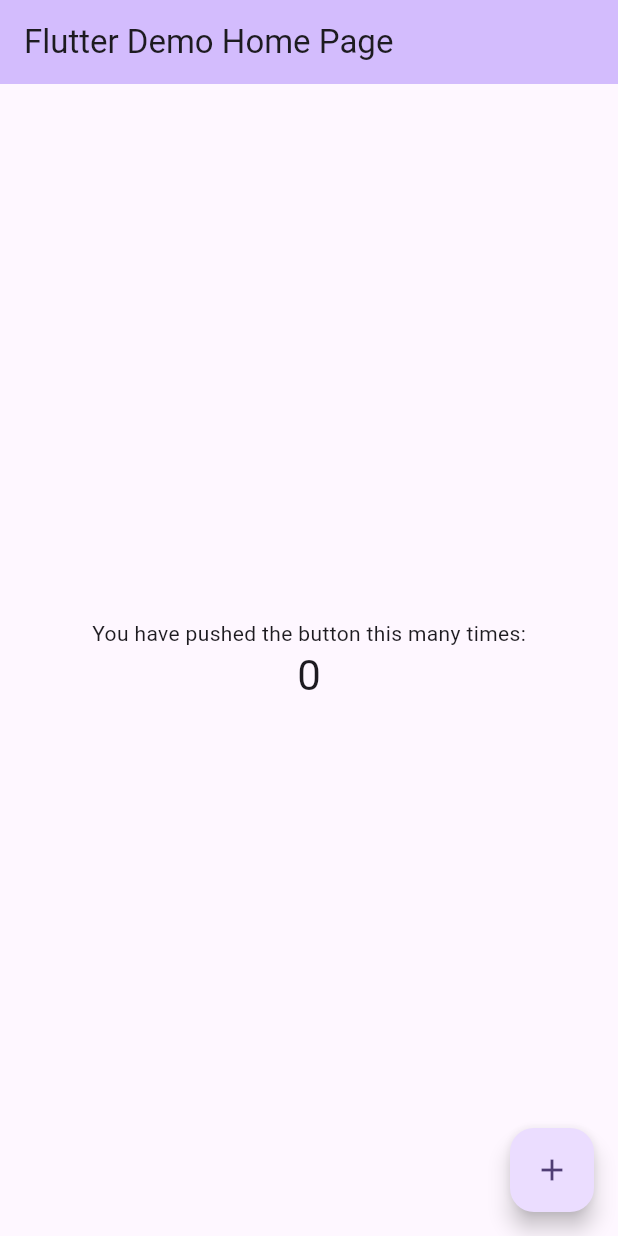
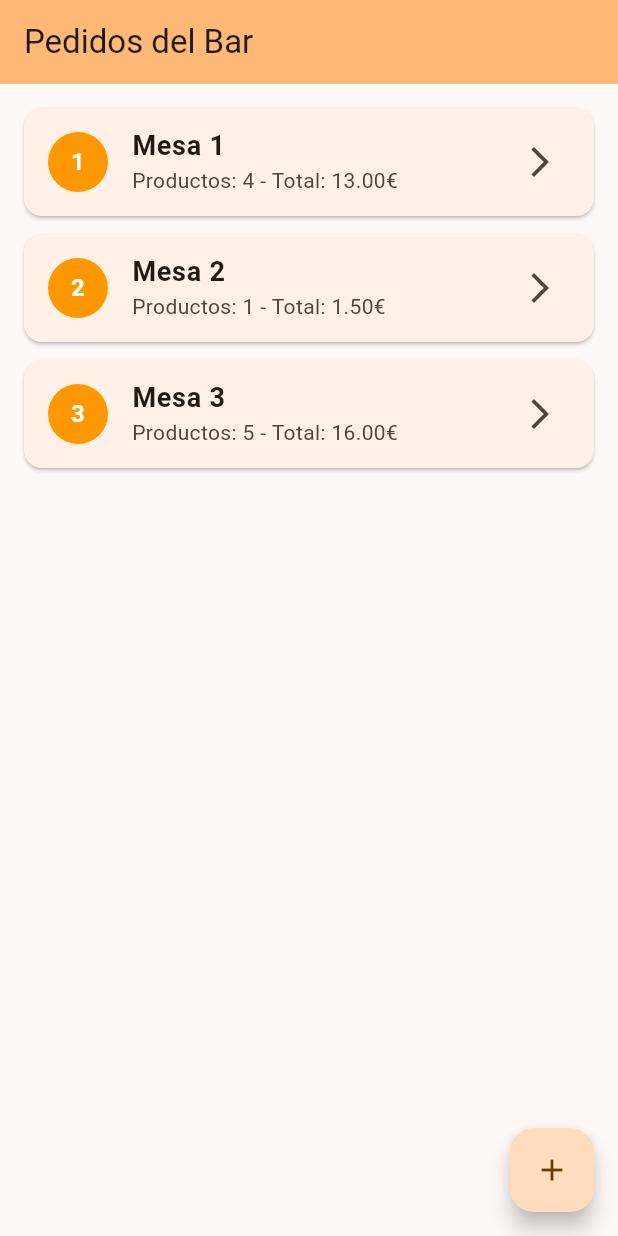
Before and after one commit to martinwirtzfp/T4.1-Navegaci-n-en-aplicaci-n---Desarrollo-de-Interfaces, a Flutter app: the screen it shows after launch, on a phone screen of 412 x 824 dp. Run offline on Flutter 3.47's test engine with Material 3 defaults, Android fonts, the phone set to English and light mode, and no system bars.

Commit message:
Estructura cambiada

```diff
--- a/tarea_4_1_interfaces/lib/main.dart
+++ b/tarea_4_1_interfaces/lib/main.dart
@@ -1,4 +1,7 @@
 import 'package:flutter/material.dart';
+import 'package:provider/provider.dart';
+import 'package:tarea_4_1_interfaces/viewmodels/ordersViewModel.dart';
+import 'package:tarea_4_1_interfaces/views/home_page.dart';
 
 void main() {
   runApp(const MyApp());
@@ -7,116 +10,27 @@ void main() {
 class MyApp extends StatelessWidget {
   const MyApp({super.key});
 
-  // This widget is the root of your application.
   @override
   Widget build(BuildContext context) {
-    return MaterialApp(
-      title: 'Flutter Demo',
-      theme: ThemeData(
-        // This is the theme of your application.
-        //
-        // TRY THIS: Try running your application with "flutter run". You'll see
-        // the application has a purple toolbar. Then, without quitting the app,
-        // try changing the seedColor in the colorScheme below to Colors.green
-        // and then invoke "hot reload" (save your changes or press the "hot
-        // reload" button in a Flutter-supported IDE, or press "r" if you used
-        // the command line to start the app).
-        //
-        // Notice that the counter didn't reset back to zero; the application
-        // state is not lost during the reload. To reset the state, use hot
-        // restart instead.
-        //
-        // This works for code too, not just values: Most code changes can be
-        // tested with just a hot reload.
-        colorScheme: ColorScheme.fromSeed(seedColor: Colors.deepPurple),
+    // ⭐ ChangeNotifierProvider envuelve toda la app
+    // Crea el ViewModel y lo hace accesible en todas las pantallas
+    return ChangeNotifierProvider(
+      create: (context) {
+        // Crear el ViewModel
+        final viewModel = OrderViewModel();
+        // Cargar pedidos iniciales de ejemplo
+        viewModel.loadInitialOrders();
+        return viewModel;
+      },
+      child: MaterialApp(
+        title: 'Gestión Bar',
+        theme: ThemeData(
+          colorScheme: ColorScheme.fromSeed(seedColor: Colors.orange),
+          useMaterial3: true,
+        ),
+        // ⭐ La pantalla inicial ahora es HomePage (importada desde views/)
+        home: const HomePage(),
       ),
-      home: const MyHomePage(title: 'Flutter Demo Home Page'),
     );
   }
 }
-
-class MyHomePage extends StatefulWidget {
-  const MyHomePage({super.key, required this.title});
-
-  // This widget is the home page of your application. It is stateful, meaning
-  // that it has a State object (defined below) that contains fields that affect
-  // how it looks.
-
-  // This class is the configuration for the state. It holds the values (in this
-  // case the title) provided by the parent (in this case the App widget) and
-  // used by the build method of the State. Fields in a Widget subclass are
-  // always marked "final".
-
-  final String title;
-
-  @override
-  State<MyHomePage> createState() => _MyHomePageState();
-}
-
-class _MyHomePageState extends State<MyHomePage> {
-  int _counter = 0;
-
-  void _incrementCounter() {
-    setState(() {
-      // This call to setState tells the Flutter framework that something has
-      // changed in this State, which causes it to rerun the build method below
-      // so that the display can reflect the updated values. If we changed
-      // _counter without calling setState(), then the build method would not be
-      // called again, and so nothing would appear to happen.
-      _counter++;
-    });
-  }
-
-  @override
-  Widget build(BuildContext context) {
-    // This method is rerun every time setState is called, for instance as done
-    // by the _incrementCounter method above.
-    //
-    // The Flutter framework has been optimized to make rerunning build methods
-    // fast, so that you can just rebuild anything that needs updating rather
-    // than having to individually change instances of widgets.
-    return Scaffold(
-      appBar: AppBar(
-        // TRY THIS: Try changing the color here to a specific color (to
-        // Colors.amber, perhaps?) and trigger a hot reload to see the AppBar
-        // change color while the other colors stay the same.
-        backgroundColor: Theme.of(context).colorScheme.inversePrimary,
-        // Here we take the value from the MyHomePage object that was created by
-        // the App.build method, and use it to set our appbar title.
-        title: Text(widget.title),
-      ),
-      body: Center(
-        // Center is a layout widget. It takes a single child and positions it
-        // in the middle of the parent.
-        child: Column(
-          // Column is also a layout widget. It takes a list of children and
-          // arranges them vertically. By default, it sizes itself to fit its
-          // children horizontally, and tries to be as tall as its parent.
-          //
-          // Column has various properties to control how it sizes itself and
-          // how it positions its children. Here we use mainAxisAlignment to
-          // center the children vertically; the main axis here is the vertical
-          // axis because Columns are vertical (the cross axis would be
-          // horizontal).
-          //
-          // TRY THIS: Invoke "debug painting" (choose the "Toggle Debug Paint"
-          // action in the IDE, or press "p" in the console), to see the
-          // wireframe for each widget.
-          mainAxisAlignment: MainAxisAlignment.center,
-          children: <Widget>[
-            const Text('You have pushed the button this many times:'),
-            Text(
-              '$_counter',
-              style: Theme.of(context).textTheme.headlineMedium,
-            ),
-          ],
-        ),
-      ),
-      floatingActionButton: FloatingActionButton(
-        onPressed: _incrementCounter,
-        tooltip: 'Increment',
-        child: const Icon(Icons.add),
-      ), // This trailing comma makes auto-formatting nicer for build methods.
-    );
-  }
-}
--- a/tarea_4_1_interfaces/lib/models/order.dart
+++ b/tarea_4_1_interfaces/lib/models/order.dart
@@ -1,7 +1,7 @@
 import 'package:tarea_4_1_interfaces/models/product.dart';
 
 class Order {
-  int table;
+  final int table;
   Map<Product, int> products;
 
   Order(this.table, this.products);
@@ -21,6 +21,7 @@ class Order {
       products.remove(product);
     }
   }
+
   // Obtener el importe total
   double get total {
     double sum = 0.0;
@@ -30,4 +31,12 @@ class Order {
     return sum;
   }
 
+  // Obtener cantidad total de productos
+  int get totalItems {
+    int count = 0;
+    products.forEach((product, quantity) {
+      count += quantity;
+    });
+    return count;
+  }
 }
--- /dev/null
+++ b/tarea_4_1_interfaces/lib/views/home_page copy.dart
@@ -0,0 +1,17 @@
+import 'package:flutter/material.dart';
+import 'package:provider/provider.dart';
+import 'package:tarea_4_1_interfaces/viewmodels/ordersViewModel.dart';
+
+class HomePage extends StatelessWidget {
+  const HomePage({super.key});
+  @override
+  Widget build(BuildContext context) {
+    // TODO: implement build
+    return Scaffold(
+      appBar: AppBar(
+        backgroundColor: Theme.of(context).colorScheme.inversePrimary,
+        title: const Text('Bar de carretera'),
+      ),
+    );
+  }
+}
--- /dev/null
+++ b/tarea_4_1_interfaces/lib/views/home_page.dart
@@ -0,0 +1,87 @@
+import 'package:flutter/material.dart';
+import 'package:provider/provider.dart';
+import 'package:tarea_4_1_interfaces/viewmodels/ordersViewModel.dart';
+
+class HomePage extends StatelessWidget {
+  const HomePage({super.key});
+
+  @override
+  Widget build(BuildContext context) {
+    return Scaffold(
+      appBar: AppBar(
+        backgroundColor: Theme.of(context).colorScheme.inversePrimary,
+        title: const Text('Pedidos del Bar'),
+      ),
+      body: Consumer<OrderViewModel>(
+        // ⭐ Consumer "escucha" cambios en OrderViewModel
+        // Cuando el ViewModel llama notifyListeners(), esto se reconstruye
+        builder: (context, viewModel, child) {
+          // Aquí tenemos acceso al viewModel y sus datos
+
+          // Si no hay pedidos, mostrar mensaje
+          if (viewModel.orders.isEmpty) {
+            return const Center(
+              child: Text(
+                'No hay pedidos',
+                style: TextStyle(fontSize: 18, color: Colors.grey),
+              ),
+            );
+          }
+
+          // Si hay pedidos, mostrar lista
+          return ListView.builder(
+            padding: const EdgeInsets.all(16),
+            itemCount: viewModel.orders.length,
+            itemBuilder: (context, index) {
+              // Obtener cada pedido
+              final order = viewModel.orders[index];
+
+              // Crear una tarjeta por cada pedido
+              return Card(
+                margin: const EdgeInsets.only(bottom: 12),
+                child: ListTile(
+                  // Círculo con número de mesa
+                  leading: CircleAvatar(
+                    backgroundColor: Colors.orange,
+                    child: Text(
+                      '${order.table}',
+                      style: const TextStyle(
+                        color: Colors.white,
+                        fontWeight: FontWeight.bold,
+                      ),
+                    ),
+                  ),
+                  // Título: Mesa X
+                  title: Text(
+                    'Mesa ${order.table}',
+                    style: const TextStyle(
+                      fontSize: 18,
+                      fontWeight: FontWeight.bold,
+                    ),
+                  ),
+                  // Subtítulo: productos y total
+                  subtitle: Text(
+                    'Productos: ${order.totalItems} - Total: ${order.total.toStringAsFixed(2)}€',
+                  ),
+                  trailing: const Icon(Icons.arrow_forward_ios),
+                  onTap: () {
+                    // TODO: Al pulsar, ir a detalle del pedido
+                    print('Pulsado pedido mesa ${order.table}');
+                  },
+                ),
+              );
+            },
+          );
+        },
+      ),
+      floatingActionButton: FloatingActionButton(
+        onPressed: () {
+          // TODO: Crear nuevo pedido
+          print('Crear nuevo pedido');
+        },
+        tooltip: 'Nuevo Pedido',
+        child: const Icon(Icons.add),
+      ),
+    );
+  }
+}
--- a/tarea_4_1_interfaces/pubspec.yaml
+++ b/tarea_4_1_interfaces/pubspec.yaml
@@ -34,6 +34,7 @@ dependencies:
   # The following adds the Cupertino Icons font to your application.
   # Use with the CupertinoIcons class for iOS style icons.
   cupertino_icons: ^1.0.8
+  provider: ^6.1.5+1
 
 dev_dependencies:
   flutter_test:
```
Also changed, not shown: tarea_4_1_interfaces/lib/viewmodels/ordersViewModel.dart (+60 -26 lines), tarea_4_1_interfaces/pubspec.lock.
